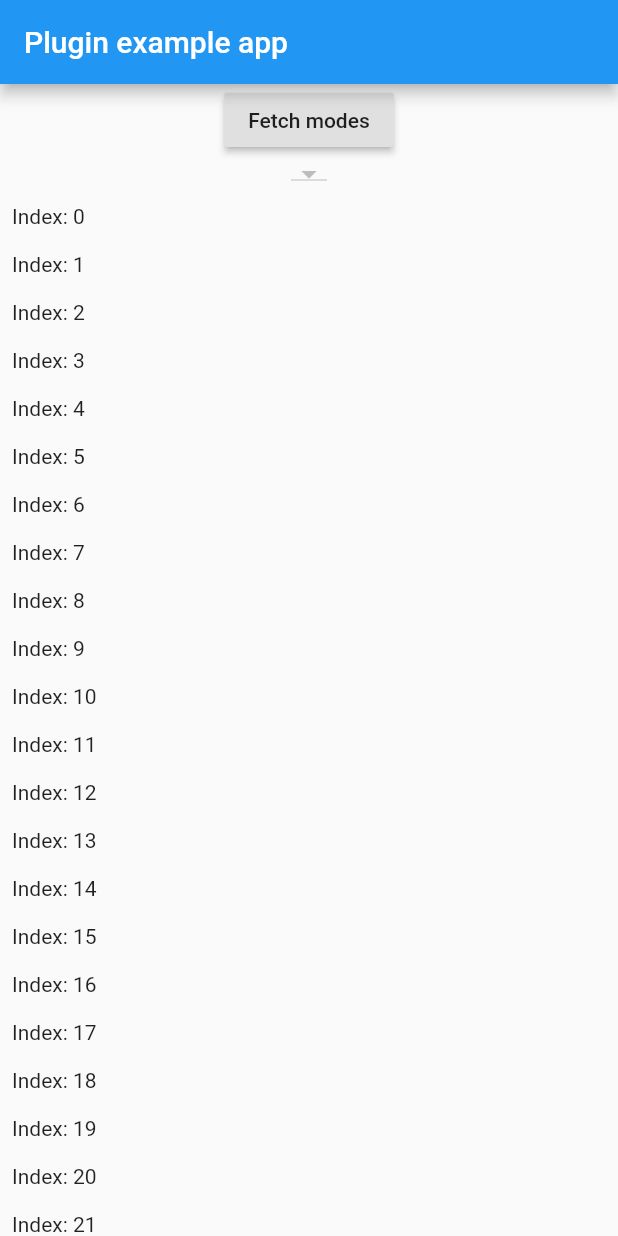
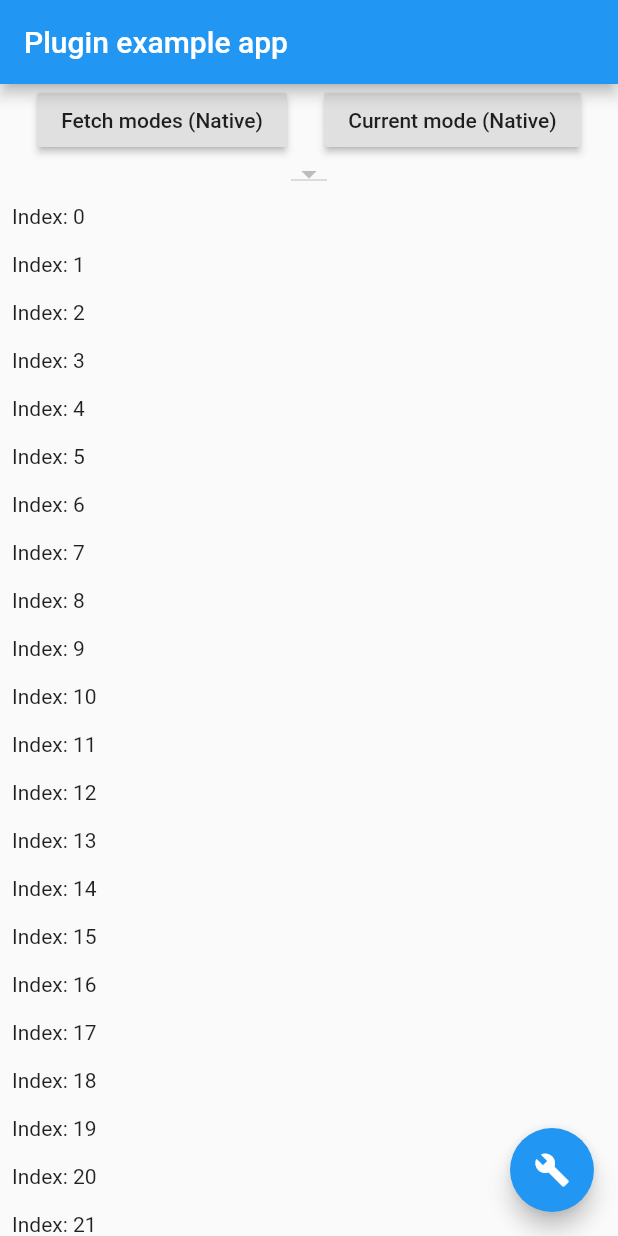
Before and after one commit to ajinasokan/flutter_displaymode, a Flutter app: the screen it shows after launch, on a phone screen of 412 x 824 dp. Run offline on Flutter 3.47's test engine with Material 2 defaults, Android fonts, the phone set to English and light mode, and no system bars; statements that could not run were skipped.

Commit message:
:rocket: Update example methods.

```diff
--- a/example/lib/main.dart
+++ b/example/lib/main.dart
@@ -2,7 +2,7 @@ import 'package:flutter/material.dart';
 import 'package:flutter/services.dart';
 import 'package:flutter_displaymode/flutter_displaymode.dart';
 
-void main() => runApp(MyApp());
+void main() => runApp(MaterialApp(home: MyApp()));
 
 class MyApp extends StatefulWidget {
   @override
@@ -10,59 +10,91 @@ class MyApp extends StatefulWidget {
 }
 
 class _MyAppState extends State<MyApp> {
-  List<DisplayMode> modes = [];
+  List<DisplayMode> modes = <DisplayMode>[];
   DisplayMode selected;
 
-  void fetchModes() async {
+  Future<void> fetchModes() async {
     try {
       modes = await FlutterDisplayMode.supported;
-      modes.forEach((m) {
-        print(m);
-      });
-      // On OnePlus 7 Pro:
-      // #1 1080x2340 @ 60Hz
-      // #2 1080x2340 @ 90Hz
-      // #3 1440x3120 @ 90Hz
-      // #4 1440x3120 @ 60Hz
+      modes.forEach(print);
+
+      /// On OnePlus 7 Pro:
+      /// #1 1080x2340 @ 60Hz
+      /// #2 1080x2340 @ 90Hz
+      /// #3 1440x3120 @ 90Hz
+      /// #4 1440x3120 @ 60Hz
+
+      /// On OnePlus 8 Pro:
+      /// #1 1080x2376 @ 60Hz
+      /// #2 1440x3168 @ 120Hz
+      /// #3 1440x3168 @ 60Hz
+      /// #4 1080x2376 @ 120Hz
     } on PlatformException catch (e) {
-      // e.code =>
-      // noapi - No API support. Only Marshmallow and above.
-      // noactivity - Activity is not available. Probably app is in background
+      print(e);
+
+      /// e.code =>
+      /// noAPI - No API support. Only Marshmallow and above.
+      /// noActivity - Activity is not available. Probably app is in background
     }
-    selected = modes.firstWhere((m) => m.selected, orElse: () => null);
-    setState(() {});
+    selected =
+        modes.firstWhere((DisplayMode m) => m.selected, orElse: () => null);
+    if (mounted) {
+      setState(() {});
+    }
+  }
+
+  Future<DisplayMode> getCurrentMode() async {
+    return await FlutterDisplayMode.current;
   }
 
   @override
   Widget build(BuildContext context) {
     return MaterialApp(
       home: Scaffold(
-        appBar: AppBar(
-          title: const Text('Plugin example app'),
-        ),
+        appBar: AppBar(title: const Text('Plugin example app')),
         body: Column(
           children: <Widget>[
-            RaisedButton(
-              child: Text("Fetch modes"),
-              onPressed: () => fetchModes(),
+            Row(
+              mainAxisAlignment: MainAxisAlignment.spaceEvenly,
+              children: <Widget>[
+                RaisedButton(
+                  child: const Text('Fetch modes (Native)'),
+                  onPressed: fetchModes,
+                ),
+                RaisedButton(
+                  child: const Text('Current mode (Native)'),
+                  onPressed: () async {
+                    final DisplayMode mode = await getCurrentMode();
+                    print(mode);
+                    showDialog<void>(
+                      context: context,
+                      builder: (_) => AlertDialog(
+                        content: Text(mode.toString()),
+                      ),
+                    );
+                  },
+                ),
+              ],
             ),
             DropdownButton<DisplayMode>(
               value: selected,
               items: modes
-                  .map((m) => DropdownMenuItem(
+                  .map((DisplayMode m) => DropdownMenuItem<DisplayMode>(
                         child: Text(m.toString()),
                         value: m,
                       ))
                   .toList(),
-              onChanged: (m) async {
+              onChanged: (DisplayMode m) async {
                 await FlutterDisplayMode.setMode(m);
                 selected = m;
-                setState(() {});
+                if (mounted) {
+                  setState(() {});
+                }
               },
             ),
             Expanded(
               child: ListView.builder(
-                itemBuilder: (_, i) {
+                itemBuilder: (BuildContext _, int i) {
                   return Padding(
                     padding: const EdgeInsets.all(8.0),
                     child: Text('Index: $i'),
@@ -72,6 +104,11 @@ class _MyAppState extends State<MyApp> {
             ),
           ],
         ),
+        floatingActionButton: FloatingActionButton(
+          tooltip: 'Set default mode',
+          onPressed: FlutterDisplayMode.setDefaultMode,
+          child: Icon(Icons.build),
+        ),
       ),
     );
   }
```
